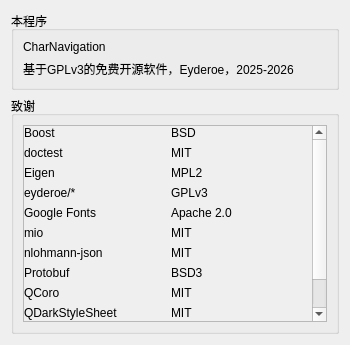
The window that src/gui/about_dialog.ui (Eyderoe/cnandroidpack) describes before a commit, drawn with Qt 5.
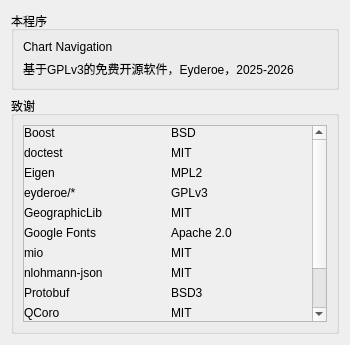
The same window after the commit.

What changed in the file:
```diff
--- a/src/gui/about_dialog.ui
+++ b/src/gui/about_dialog.ui
@@ -35,7 +35,7 @@
       <item>
        <widget class="QLabel" name="label_9">
         <property name="text">
-         <string>CharNavigation</string>
+         <string>Chart Navigation</string>
         </property>
        </widget>
       </item>
@@ -72,7 +72,7 @@
            <x>0</x>
            <y>0</y>
            <width>294</width>
-           <height>258</height>
+           <height>306</height>
           </rect>
          </property>
          <layout class="QHBoxLayout" name="horizontalLayout">
@@ -147,111 +147,125 @@
              </widget>
             </item>
             <item row="4" column="0">
+             <widget class="QLabel" name="label_27">
+              <property name="text">
+               <string>GeographicLib</string>
+              </property>
+             </widget>
+            </item>
+            <item row="4" column="1">
+             <widget class="QLabel" name="label_28">
+              <property name="text">
+               <string>MIT</string>
+              </property>
+             </widget>
+            </item>
+            <item row="5" column="0">
              <widget class="QLabel" name="label">
               <property name="text">
                <string>Google Fonts</string>
               </property>
              </widget>
             </item>
-            <item row="4" column="1">
+            <item row="5" column="1">
              <widget class="QLabel" name="label_2">
               <property name="text">
                <string>Apache 2.0</string>
               </property>
              </widget>
             </item>
-            <item row="5" column="0">
+            <item row="6" column="0">
              <widget class="QLabel" name="label_23">
               <property name="text">
                <string>mio</string>
               </property>
              </widget>
             </item>
-            <item row="5" column="1">
+            <item row="6" column="1">
              <widget class="QLabel" name="label_24">
               <property name="text">
                <string>MIT</string>
               </property>
              </widget>
             </item>
-            <item row="6" column="0">
+            <item row="7" column="0">
              <widget class="QLabel" name="label_15">
               <property name="text">
                <string>nlohmann-json</string>
               </property>
              </widget>
             </item>
-            <item row="6" column="1">
+            <item row="7" column="1">
              <widget class="QLabel" name="label_16">
               <property name="text">
                <string>MIT</string>
               </property>
              </widget>
             </item>
-            <item row="7" column="0">
+            <item row="8" column="0">
              <widget class="QLabel" name="label_5">
               <property name="text">
                <string>Protobuf</string>
               </property>
              </widget>
             </item>
-            <item row="7" column="1">
+            <item row="8" column="1">
              <widget class="QLabel" name="label_6">
               <property name="text">
                <string>BSD3</string>
               </property>
              </widget>
             </item>
-            <item row="8" column="0">
+            <item row="9" column="0">
              <widget class="QLabel" name="label_3">
               <property name="text">
                <string>QCoro</string>
               </property>
              </widget>
             </item>
-            <item row="8" column="1">
+            <item row="9" column="1">
              <widget class="QLabel" name="label_4">
               <property name="text">
                <string>MIT</string>
               </property>
              </widget>
             </item>
-            <item row="9" column="0">
+            <item row="10" column="0">
              <widget class="QLabel" name="label_19">
               <property name="text">
                <string>QDarkStyleSheet</string>
               </property>
              </widget>
             </item>
-            <item row="9" column="1">
+            <item row="10" column="1">
              <widget class="QLabel" name="label_20">
               <property name="text">
                <string>MIT</string>
               </property>
              </widget>
             </item>
-            <item row="10" column="0">
+            <item row="11" column="0">
              <widget class="QLabel" name="label_17">
               <property name="text">
                <string>Qt</string>
               </property>
              </widget>
             </item>
-            <item row="10" column="1">
+            <item row="11" column="1">
              <widget class="QLabel" name="label_18">
               <property name="text">
                <string>LGPLv3/GPLv3</string>
               </property>
              </widget>
             </item>
-            <item row="11" column="0">
+            <item row="12" column="0">
              <widget class="QLabel" name="label_25">
               <property name="text">
                <string>rapidhash</string>
               </property>
              </widget>
             </item>
-            <item row="11" column="1">
+            <item row="12" column="1">
              <widget class="QLabel" name="label_26">
               <property name="text">
                <string>MIT</string>
```
